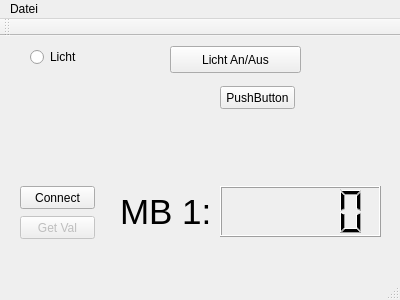
darkmattercoder/plcanalyzer, file mainwindow.ui: the form before one commit.
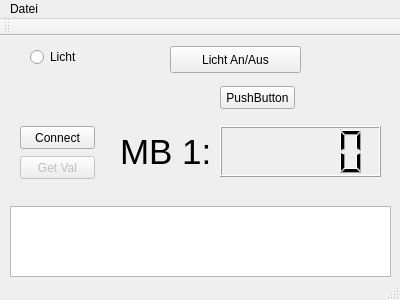
The form after the commit.

Commit message: StdOutRedirector Alle printf() Ausgaben werden im TextExit Fenster ausgegeben. Bei Verbindung mit der PLC werden hier wichtige Informationen bereitgestellt.

```diff
--- a/mainwindow.ui
+++ b/mainwindow.ui
@@ -44,7 +44,7 @@
     <property name="geometry">
      <rect>
       <x>20</x>
-      <y>150</y>
+      <y>90</y>
       <width>75</width>
       <height>23</height>
      </rect>
@@ -60,7 +60,7 @@
     <property name="geometry">
      <rect>
       <x>20</x>
-      <y>180</y>
+      <y>120</y>
       <width>75</width>
       <height>23</height>
      </rect>
@@ -86,7 +86,7 @@
     <property name="geometry">
      <rect>
       <x>220</x>
-      <y>150</y>
+      <y>90</y>
       <width>161</width>
       <height>51</height>
      </rect>
@@ -107,7 +107,7 @@
     <property name="geometry">
      <rect>
       <x>120</x>
-      <y>150</y>
+      <y>90</y>
       <width>91</width>
       <height>51</height>
      </rect>
@@ -121,6 +121,16 @@
      <string>MB 1:</string>
     </property>
    </widget>
+   <widget class="QTextEdit" name="textEdit">
+    <property name="geometry">
+     <rect>
+      <x>10</x>
+      <y>170</y>
+      <width>381</width>
+      <height>71</height>
+     </rect>
+    </property>
+   </widget>
   </widget>
   <widget class="QMenuBar" name="menuBar">
    <property name="geometry">
```
The commit also changes 6 other files.
